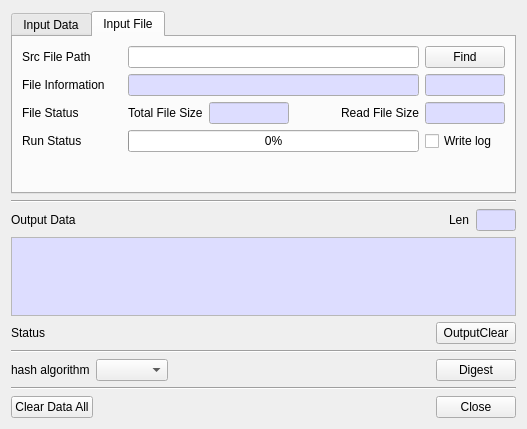
Before: the Qt Designer form BerEditor/gen_hash_dlg.ui in jykim74/BerEditor, drawn with Qt 5.
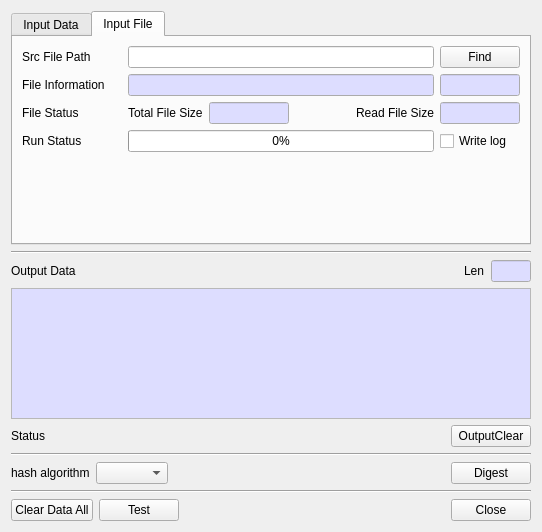
After: the same form once the commit is applied.

Commit message: hash Thread support

Patch:
```diff
--- a/BerEditor/gen_hash_dlg.ui
+++ b/BerEditor/gen_hash_dlg.ui
@@ -6,8 +6,8 @@
    <rect>
     <x>0</x>
     <y>0</y>
-    <width>527</width>
-    <height>429</height>
+    <width>542</width>
+    <height>532</height>
    </rect>
   </property>
   <property name="windowTitle">
@@ -769,11 +769,17 @@
       <number>0</number>
      </property>
      <item row="0" column="2">
-      <widget class="QPushButton" name="mCloseBtn">
-       <property name="text">
-        <string>Close</string>
+      <spacer name="horizontalSpacer_6">
+       <property name="orientation">
+        <enum>Qt::Horizontal</enum>
        </property>
-      </widget>
+       <property name="sizeHint" stdset="0">
+        <size>
+         <width>40</width>
+         <height>20</height>
+        </size>
+       </property>
+      </spacer>
      </item>
      <item row="0" column="0">
       <widget class="QPushButton" name="mClearDataAllBtn">
@@ -782,18 +788,19 @@
        </property>
       </widget>
      </item>
+     <item row="0" column="3">
+      <widget class="QPushButton" name="mCloseBtn">
+       <property name="text">
+        <string>Close</string>
+       </property>
+      </widget>
+     </item>
      <item row="0" column="1">
-      <spacer name="horizontalSpacer_6">
-       <property name="orientation">
-        <enum>Qt::Horizontal</enum>
+      <widget class="QPushButton" name="mTestBtn">
+       <property name="text">
+        <string>Test</string>
        </property>
-       <property name="sizeHint" stdset="0">
-        <size>
-         <width>40</width>
-         <height>20</height>
-        </size>
-       </property>
-      </spacer>
+      </widget>
      </item>
     </layout>
    </item>
```
The commit also changes 5 other files.
